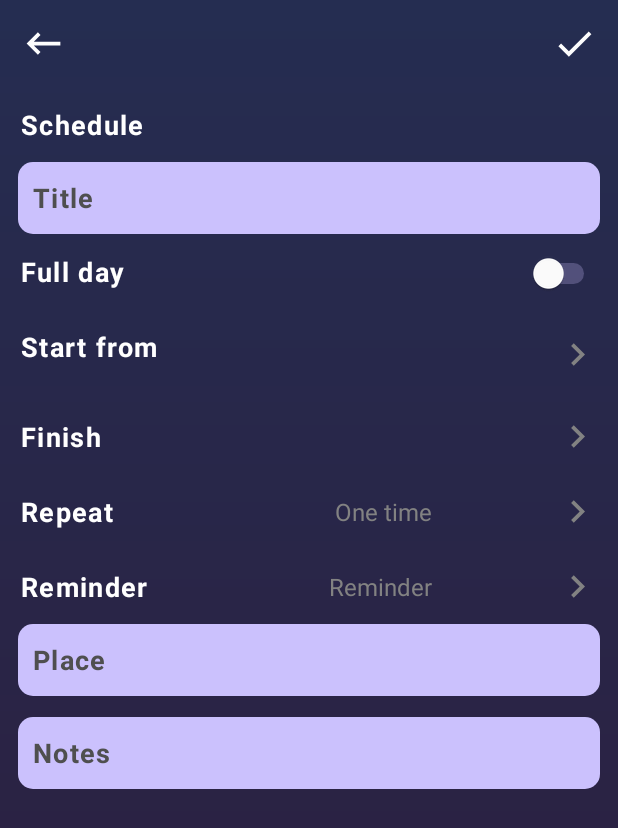
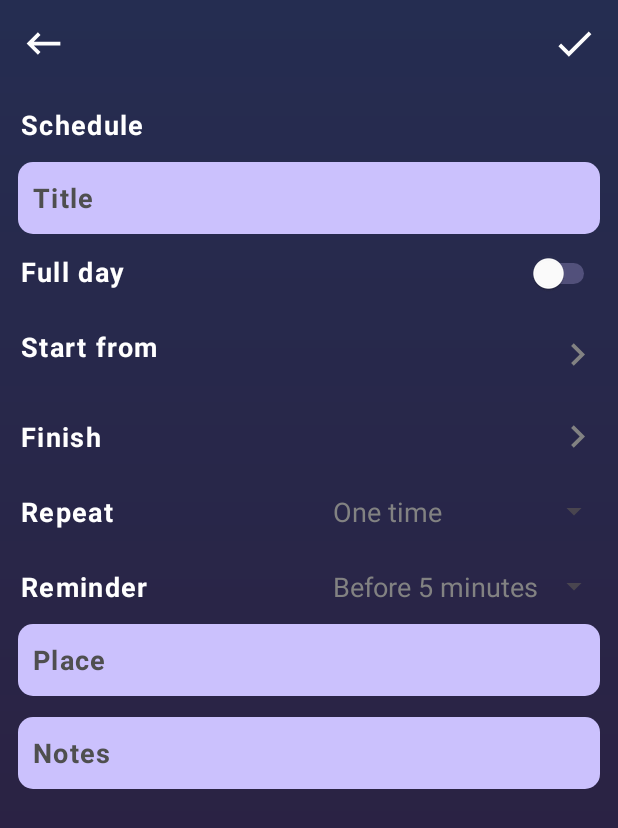
Before and after one commit to VinhGiang731/To-Do-List-App, an Android app: the InsertScheduleActivity screen opened directly, with no data from a screen before it, on a phone screen of 412 x 824 dp. Shown: the top 828 px of the screen. Run offline under Robolectric (Android 15) with nearby library versions, the phone set to English and light mode, and no system bars.

Commit message:
update spinner for alert schedule

```diff
--- a/app/src/main/java/com/example/to_do_list/controller/InsertScheduleActivity.kt
+++ b/app/src/main/java/com/example/to_do_list/controller/InsertScheduleActivity.kt
@@ -1,5 +1,6 @@
 package com.example.to_do_list.controller
 
+import android.annotation.SuppressLint
 import android.app.DatePickerDialog
 import android.app.TimePickerDialog
 import android.content.ContentValues
@@ -7,11 +8,16 @@ import android.content.Intent
 import android.database.sqlite.SQLiteDatabase
 import android.os.Bundle
 import android.view.LayoutInflater
+import android.view.View
+import android.view.ViewGroup
+import android.widget.ArrayAdapter
 import android.widget.TextView
 import android.widget.Toast
 import androidx.activity.enableEdgeToEdge
 import androidx.appcompat.app.AlertDialog
 import androidx.appcompat.app.AppCompatActivity
+import androidx.core.content.ContextCompat
+import com.example.to_do_list.R
 import com.example.to_do_list.data.MyHelper
 import com.example.to_do_list.databinding.ActivityScheduleBinding
 import com.example.to_do_list.databinding.CustomDialogConfirmBinding
@@ -25,6 +31,8 @@ class InsertScheduleActivity : AppCompatActivity() {
     private val toDay = Calendar.getInstance()
     private var daySchedule: String? = null
     private lateinit var dialog: AlertDialog
+    private val repeat = listOf("One time", "Twice", "Three times", "Four", "Five times")
+    private val remind = listOf("Before 5 minutes", "Before 10 minutes", "Before 15 minutes")
 
     override fun onCreate(savedInstanceState: Bundle?) {
         super.onCreate(savedInstanceState)
@@ -34,14 +42,54 @@ class InsertScheduleActivity : AppCompatActivity() {
         val helper = MyHelper(this)
         db = helper.readableDatabase
 
+        setUpSpinner()
+
         addEventBtnBack()
         if (flag) {
             getIntentPutExtras()
         }
 
-        addEventBtnCombobox()
+        addEventBtnDateTimePicker()
         addEventBtnInsertSchedule()
         getIntentPutExtras()
+    }
+
+    private fun setUpSpinner() {
+        val adtsp1 =
+            object : ArrayAdapter<String>(this, android.R.layout.simple_gallery_item, repeat) {
+                @SuppressLint("ResourceAsColor")
+                override fun getView(position: Int, convertView: View?, parent: ViewGroup): View {
+                    val view = super.getView(position, convertView, parent)
+                    val textView = view as TextView
+                    textView.setTextColor(
+                        ContextCompat.getColor(
+                            this@InsertScheduleActivity,
+                            R.color.btn_pickDate
+                        )
+                    )
+                    return view
+                }
+            }
+        adtsp1.setDropDownViewResource(android.R.layout.simple_spinner_dropdown_item)
+        binding.spRepeat.adapter = adtsp1
+
+        val adtsp2 =
+            object : ArrayAdapter<String>(this, android.R.layout.simple_gallery_item, remind) {
+                @SuppressLint("ResourceAsColor")
+                override fun getView(position: Int, convertView: View?, parent: ViewGroup): View {
+                    val view = super.getView(position, convertView, parent)
+                    val textView = view as TextView
+                    textView.setTextColor(
+                        ContextCompat.getColor(
+                            this@InsertScheduleActivity,
+                            R.color.btn_pickDate
+                        )
+                    )
+                    return view
+                }
+            }
+        adtsp2.setDropDownViewResource(android.R.layout.simple_spinner_dropdown_item)
+        binding.spRemind.adapter = adtsp2
     }
 
     private fun addEventBtnInsertSchedule() {
@@ -90,7 +138,7 @@ class InsertScheduleActivity : AppCompatActivity() {
     }
 
     //mai phải hoàn thành sự kiện chọn time start và end
-    private fun addEventBtnCombobox() {
+    private fun addEventBtnDateTimePicker() {
         binding.btnPickDateStart.setOnClickListener {
             datePicker(binding.txtStart)
         }
@@ -135,6 +183,8 @@ class InsertScheduleActivity : AppCompatActivity() {
         val fullDay = intent.getIntExtra("fullday", 0)
         val timeStart = intent.getStringExtra("timestart")
         val timeEnd = intent.getStringExtra("timeend")
+        val repeat = intent.getIntExtra("repeat", 0)
+        val remind = intent.getIntExtra("remind", 0)
         val place = intent.getStringExtra("place")
         val notes = intent.getStringExtra("notes")
 
@@ -144,6 +194,8 @@ class InsertScheduleActivity : AppCompatActivity() {
         }
         binding.txtStart.text = timeStart
         binding.txtFinish.text = timeEnd
+        binding.spRepeat.setSelection(repeat)
+        binding.spRemind.setSelection(remind)
         binding.edtPlace.setText(place)
         binding.edtNotes.setText(notes)
 
@@ -181,6 +233,8 @@ class InsertScheduleActivity : AppCompatActivity() {
             val fullday = binding.swtFullday.isChecked
             val start = binding.txtStart.text.toString()
             val finish = binding.txtFinish.text.toString()
+            val repeat = binding.spRepeat.selectedItemPosition
+            val remind = binding.spRemind.selectedItemPosition
             val place = binding.edtPlace.text.toString()
             val notes = binding.edtNotes.text.toString()
 
@@ -190,6 +244,8 @@ class InsertScheduleActivity : AppCompatActivity() {
                 put("FULLDAY", fullday)
                 put("TIMESTART", start)
                 put("TIMEEND", finish)
+                put("REPEAT", repeat)
+                put("REMINDER", remind)
                 put("PLACE", place)
                 put("NOTES", notes)
             }
--- a/app/src/main/java/com/example/to_do_list/controller/Schedule_fragment.kt
+++ b/app/src/main/java/com/example/to_do_list/controller/Schedule_fragment.kt
@@ -62,6 +62,8 @@ class Schedule_fragment : Fragment(R.layout.fragment_schedule_view) {
                 val fullDay = rs.getInt(rs.getColumnIndexOrThrow("FULLDAY"))
                 val timeStart = rs.getString(rs.getColumnIndexOrThrow("TIMESTART"))
                 val timeEnd = rs.getString(rs.getColumnIndexOrThrow("TIMEEND"))
+                val repeat = rs.getInt(rs.getColumnIndexOrThrow("REPEAT"))
+                val remind = rs.getInt(rs.getColumnIndexOrThrow("REMINDER"))
                 val place = rs.getString(rs.getColumnIndexOrThrow("PLACE"))
                 val notes = rs.getString(rs.getColumnIndexOrThrow("NOTES"))
                 list.add(
@@ -72,6 +74,8 @@ class Schedule_fragment : Fragment(R.layout.fragment_schedule_view) {
                         fullDay,
                         timeStart,
                         timeEnd,
+                        repeat,
+                        remind,
                         place,
                         notes
                     )
@@ -143,6 +147,8 @@ class Schedule_fragment : Fragment(R.layout.fragment_schedule_view) {
         i.putExtra("fullday", list[pos].fullday)
         i.putExtra("timestart", list[pos].timeStart)
         i.putExtra("timeend", list[pos].timeEnd)
+        i.putExtra("repeat", list[pos].repeat)
+        i.putExtra("remind", list[pos].remind)
         i.putExtra("place", list[pos].place)
         i.putExtra("notes", list[pos].notes)
         startActivity(i)
--- a/app/src/main/java/com/example/to_do_list/data/MyHelper.kt
+++ b/app/src/main/java/com/example/to_do_list/data/MyHelper.kt
@@ -13,14 +13,13 @@ class MyHelper(context: Context) : SQLiteOpenHelper(context, "TODOLIST_DB", null
         db?.execSQL("INSERT INTO TODOLIST(NOTE, CONTENT, DATETIME) VALUES('cái 5', 'Đây là nội dung note tui làm để test', '31/07/2008')")
         db?.execSQL("INSERT INTO TODOLIST(NOTE, CONTENT, DATETIME) VALUES('cái 6', 'Đây là nội dung note tui làm để test', '31/07/2009')")
 
-        db?.execSQL("CREATE TABLE SCHEDULE(_id INTEGER PRIMARY KEY AUTOINCREMENT, DAY TEXT, TITLE TEXT, FULLDAY INTEGER, TIMESTART TEXT, TIMEEND TEXT, REPEAT INTEGER, REMINDER TEXT, PLACE TEXT, NOTES TEXT)")
-        db?.execSQL("INSERT INTO SCHEDULE(DAY, TITLE, FULLDAY, TIMESTART, TIMEEND, PLACE, NOTES) VALUES('20', 'Đây là nội dung note tui làm để test', 1, '07.00 AM', '10.00 AM', 'Danang', 'Nothing')")
-        db?.execSQL("INSERT INTO SCHEDULE(DAY, TITLE, FULLDAY, TIMESTART, TIMEEND, PLACE, NOTES) VALUES('20', 'Đây là nội dung note tui làm để test', 1, '07.00 AM', '10.00 AM', 'Danang', 'Nothing')")
-        db?.execSQL("INSERT INTO SCHEDULE(DAY, TITLE, FULLDAY, TIMESTART, TIMEEND, PLACE, NOTES) VALUES('20', 'Đây là nội dung note tui làm để test', 1, '07.00 AM', '10.00 AM', 'Danang', 'Nothing')")
-        db?.execSQL("INSERT INTO SCHEDULE(DAY, TITLE, FULLDAY, TIMESTART, TIMEEND, PLACE, NOTES) VALUES('20', 'Đây là nội dung note tui làm để test', 1, '07.00 AM', '10.00 AM', 'Danang', 'Nothing')")
-        db?.execSQL("INSERT INTO SCHEDULE(DAY, TITLE, FULLDAY, TIMESTART, TIMEEND, PLACE, NOTES) VALUES('20', 'Đây là nội dung note tui làm để test', 1, '07.00 AM', '10.00 AM', 'Danang', 'Nothing')")
-        db?.execSQL("INSERT INTO SCHEDULE(DAY, TITLE, FULLDAY, TIMESTART, TIMEEND, PLACE, NOTES) VALUES('20', 'Đây là nội dung note tui làm để test', 1, '07.00 AM', '10.00 AM', 'Danang', 'Nothing')")
-        db?.execSQL("INSERT INTO SCHEDULE(DAY, TITLE, FULLDAY, TIMESTART, TIMEEND, PLACE, NOTES) VALUES('20', 'Đây là nội dung note tui làm để test', 1, '07.00 AM', '10.00 AM', 'Danang', 'Nothing')")
+        db?.execSQL("CREATE TABLE SCHEDULE(_id INTEGER PRIMARY KEY AUTOINCREMENT, DAY TEXT, TITLE TEXT, FULLDAY INTEGER, TIMESTART TEXT, TIMEEND TEXT, REPEAT INTEGER, REMINDER INTEGER, PLACE TEXT, NOTES TEXT)")
+        db?.execSQL("INSERT INTO SCHEDULE(DAY, TITLE, FULLDAY, TIMESTART, TIMEEND, REPEAT, REMINDER, PLACE, NOTES) VALUES('20', 'Đây là nội dung note tui làm để test', 1, '07.00 AM', '10.00 AM', 1, 1, 'Danang', 'Nothing')")
+        db?.execSQL("INSERT INTO SCHEDULE(DAY, TITLE, FULLDAY, TIMESTART, TIMEEND, REPEAT, REMINDER, PLACE, NOTES) VALUES('28', 'Đây là nội dung note tui làm để test', 1, '07.00 AM', '10.00 AM', 1, 1, 'Danang', 'Nothing')")
+        db?.execSQL("INSERT INTO SCHEDULE(DAY, TITLE, FULLDAY, TIMESTART, TIMEEND, REPEAT, REMINDER, PLACE, NOTES) VALUES('19', 'Đây là nội dung note tui làm để test', 1, '07.00 AM', '10.00 AM', 1, 1, 'Danang', 'Nothing')")
+        db?.execSQL("INSERT INTO SCHEDULE(DAY, TITLE, FULLDAY, TIMESTART, TIMEEND, REPEAT, REMINDER, PLACE, NOTES) VALUES('7', 'Đây là nội dung note tui làm để test', 1, '07.00 AM', '10.00 AM', 1, 1, 'Danang', 'Nothing')")
+        db?.execSQL("INSERT INTO SCHEDULE(DAY, TITLE, FULLDAY, TIMESTART, TIMEEND, REPEAT, REMINDER, PLACE, NOTES) VALUES('2', 'Đây là nội dung note tui làm để test', 1, '07.00 AM', '10.00 AM', 1, 1, 'Danang', 'Nothing')")
+        db?.execSQL("INSERT INTO SCHEDULE(DAY, TITLE, FULLDAY, TIMESTART, TIMEEND, REPEAT, REMINDER, PLACE, NOTES) VALUES('1', 'Đây là nội dung note tui làm để test', 1, '07.00 AM', '10.00 AM', 1, 1, 'Danang', 'Nothing')")
     }
 
     override fun onUpgrade(db: SQLiteDatabase?, p1: Int, p2: Int) {
--- a/app/src/main/java/com/example/to_do_list/model/ListSchedule.kt
+++ b/app/src/main/java/com/example/to_do_list/model/ListSchedule.kt
@@ -7,6 +7,8 @@ data class ListSchedule(
     val fullday: Int,
     val timeStart: String,
     val timeEnd: String,
+    val repeat: Int,
+    val remind: Int,
     val place: String,
     val notes: String
 )
--- a/app/src/main/res/layout/activity_schedule.xml
+++ b/app/src/main/res/layout/activity_schedule.xml
@@ -142,20 +142,16 @@
                 android:layout_weight="1"
                 android:text="@string/repeat" />
 
-            <TextView
-                android:id="@+id/txt_repeat"
-                style="@style/datePicker"
-                android:text="@string/hint_repeat" />
+<!--            <TextView-->
+<!--                android:id="@+id/txt_repeat"-->
+<!--                style="@style/datePicker"-->
+<!--                android:text="@string/hint_repeat" />-->
 
-            <ImageButton
-                android:id="@+id/btn_pickRepeat"
-                style="@style/btn_datePicker"
-                android:layout_width="50sp"
-                android:layout_height="50sp"
-                android:background="@drawable/empty_bg"
-                android:contentDescription="@string/desc_repeat"
-                android:src="@drawable/img_btn_pickdate"
-                tools:ignore="ContentDescription" />
+            <Spinner
+                android:id="@+id/sp_repeat"
+                android:layout_marginEnd="5dp"
+                android:layout_width="match_parent"
+                android:layout_height="match_parent" />
         </TableRow>
 
         <TableRow
@@ -168,20 +164,16 @@
                 android:layout_weight="1"
                 android:text="@string/reminder" />
 
-            <TextView
-                android:id="@+id/txt_reminder"
-                style="@style/datePicker"
-                android:text="@string/reminder" />
+<!--            <TextView-->
+<!--                android:id="@+id/txt_reminder"-->
+<!--                style="@style/datePicker"-->
+<!--                android:text="@string/reminder" />-->
 
-            <ImageButton
-                android:id="@+id/btn_pickReminder"
-                style="@style/btn_datePicker"
-                android:layout_width="50sp"
-                android:layout_height="50sp"
-                android:background="@drawable/empty_bg"
-                android:contentDescription="@string/desc_reminder"
-                android:src="@drawable/img_btn_pickdate"
-                tools:ignore="ContentDescription" />
+            <Spinner
+                android:id="@+id/sp_remind"
+                android:layout_marginEnd="5dp"
+                android:layout_width="match_parent"
+                android:layout_height="match_parent" />
         </TableRow>
     </TableLayout>
 
--- a/app/src/main/res/layout/fragment_note_view.xml
+++ b/app/src/main/res/layout/fragment_note_view.xml
@@ -1,11 +1,25 @@
 <?xml version="1.0" encoding="utf-8"?>
-<LinearLayout xmlns:android="http://schemas.android.com/apk/res/android"
+<androidx.constraintlayout.widget.ConstraintLayout xmlns:android="http://schemas.android.com/apk/res/android"
+    xmlns:app="http://schemas.android.com/apk/res-auto"
     xmlns:tools="http://schemas.android.com/tools"
     android:layout_width="match_parent"
     android:layout_height="match_parent"
     android:fitsSystemWindows="true"
-    android:orientation="vertical"
     tools:context=".controller.Note_Fragment">
+
+    <ScrollView
+        android:layout_width="match_parent"
+        android:layout_height="match_parent"
+        app:layout_constraintBottom_toBottomOf="parent"
+        app:layout_constraintEnd_toEndOf="parent"
+        app:layout_constraintStart_toStartOf="parent"
+        app:layout_constraintTop_toTopOf="parent"
+        tools:ignore="UselessParent">
+
+        <LinearLayout
+            android:layout_width="match_parent"
+            android:layout_height="wrap_content"
+            android:orientation="vertical">
 
             <SearchView
                 android:id="@+id/btn_search"
@@ -27,6 +41,7 @@
                 android:layout_marginStart="15sp"
                 android:layout_marginEnd="15sp"
                 android:layout_marginBottom="10sp" />
+        </LinearLayout>
+    </ScrollView>
 
-
-</LinearLayout>
+</androidx.constraintlayout.widget.ConstraintLayout>
```
Lines whose indentation alone changed are shown as unchanged.
